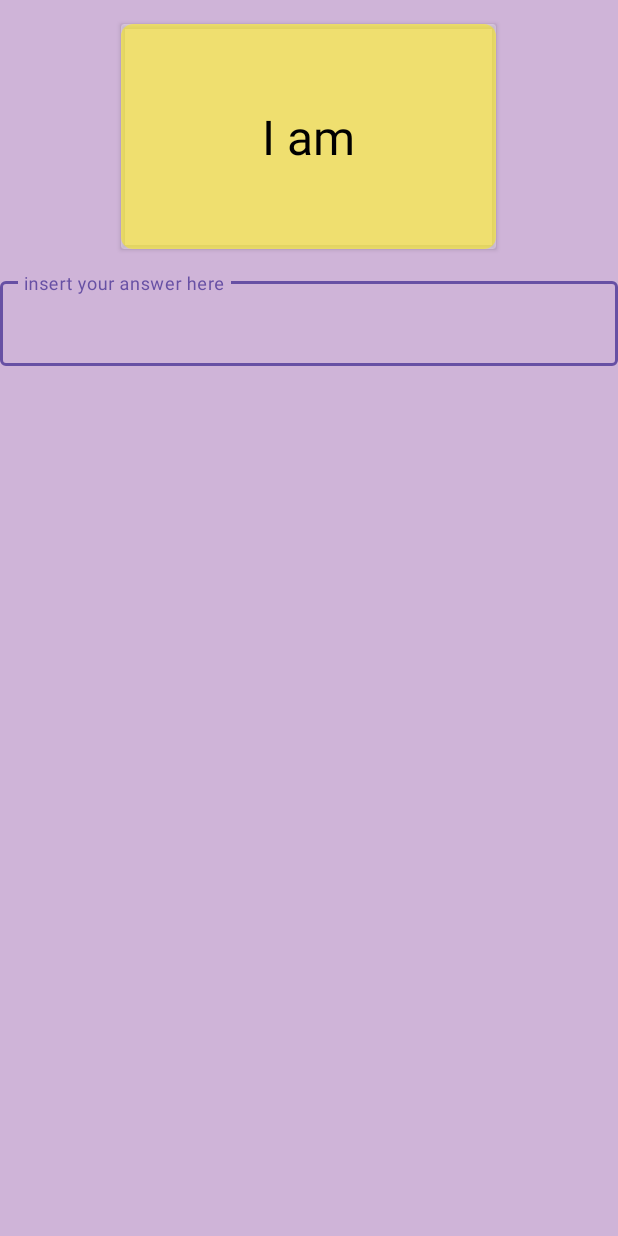
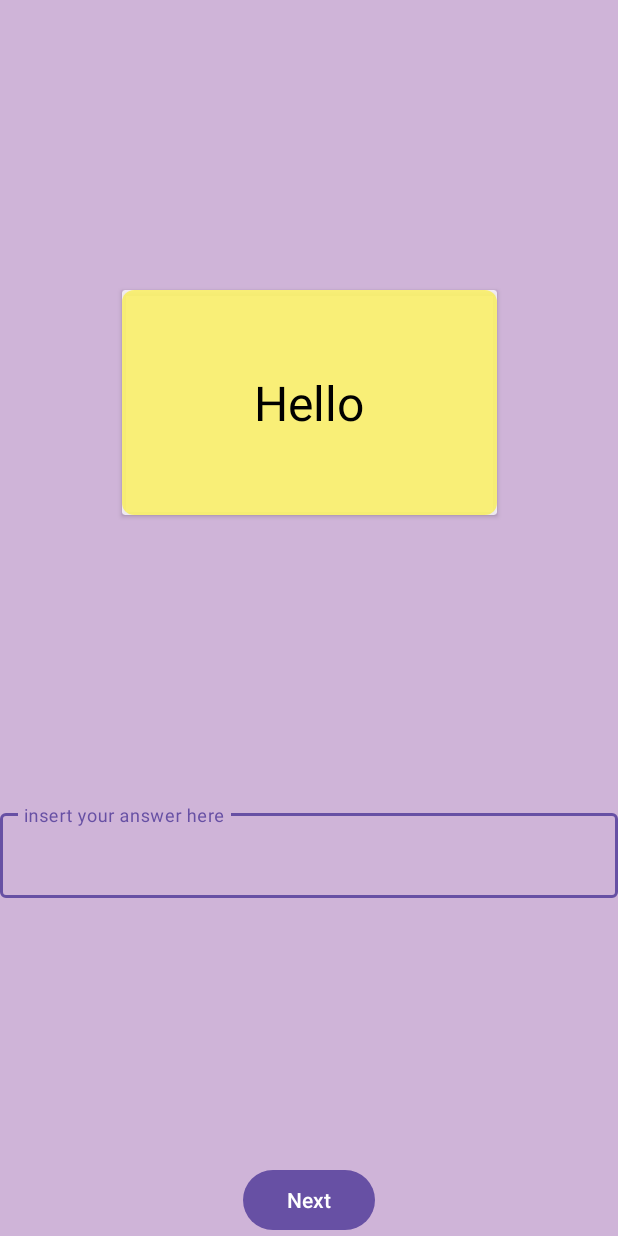
Before and after one commit to danieledellacioppa/FluentCantonese, an Android app: the FlashcardActivity screen opened directly, with no data from a screen before it, on a phone screen of 412 x 824 dp. Run offline under Robolectric (Android 15) with nearby library versions, the phone set to English and light mode, and no system bars.

Commit message:
flashcard working kind of

```diff
--- a/app/src/main/java/com/poetic/FluentCantonese/activities/FlashcardActivity.java
+++ b/app/src/main/java/com/poetic/FluentCantonese/activities/FlashcardActivity.java
@@ -10,53 +10,94 @@ import android.widget.TextView;
 import android.widget.ViewFlipper;
 
 import com.poetic.FluentCantonese.R;
+import com.poetic.FluentCantonese.tools.Flashcard;
+
+import java.util.ArrayList;
+import java.util.List;
 
 public class FlashcardActivity extends AppCompatActivity {
 
-    private ViewFlipper flipper;
+    private TextView textViewFront;
+    private TextView textViewBack;
+    private Button nextButton;
 
-    private boolean isFront = true;
-
+    private int currentIndex = 0;
+    private List<Flashcard> flashcards;
+    private boolean flipCardClicked = false;
 
     @Override
     protected void onCreate(Bundle savedInstanceState) {
         super.onCreate(savedInstanceState);
         setContentView(R.layout.activity_flashcard);
 
-        flipper = findViewById(R.id.flipper);
-        LinearLayout frontLayout = findViewById(R.id.frontLayout);
-        LinearLayout backLayout = findViewById(R.id.backLayout);
+        textViewFront = findViewById(R.id.textViewFront);
+        textViewBack = findViewById(R.id.textViewBack);
+        nextButton = findViewById(R.id.nextButton);
 
+        flashcards = getFlashcards(); // Metodo per ottenere le flashcard dal database o da un vettore temporaneo
 
-        frontLayout.setOnClickListener(new View.OnClickListener() {
+        showFlashcard(currentIndex);
+
+        nextButton.setOnClickListener(new View.OnClickListener() {
             @Override
             public void onClick(View v) {
-                flipCard();
+                if (!flipCardClicked) {
+                    flipCard();
+                    flipCardClicked = true;
+                } else {
+                    showNextFlashcard();
+                    flipCardClicked = false;
+                }
             }
         });
-        backLayout.setOnClickListener(new View.OnClickListener() {
-            @Override
-            public void onClick(View v) {
-                flipCard();
-            }
-        });
+    }
 
+    private void showNextFlashcard() {
+        currentIndex++;
+        if (currentIndex >= flashcards.size()) {
+            currentIndex = 0;
+        }
+        showFlashcard(currentIndex);
+        flipCard();
     }
 
     private void flipCard() {
         ViewFlipper flipper = findViewById(R.id.flipper);
 
         if (flipper.getDisplayedChild() == 0) {
-            flipper.setInAnimation(this, R.anim.slide_in_right);
-            flipper.setOutAnimation(this, R.anim.slide_out_left);
+//            flipper.setInAnimation(this, R.anim.slide_in_right);
+//            flipper.setOutAnimation(this, R.anim.slide_out_left);
             flipper.showNext();
         } else {
-            flipper.setInAnimation(this, R.anim.slide_in_right);
-            flipper.setOutAnimation(this, R.anim.slide_out_left);
+//            flipper.setInAnimation(this, R.anim.slide_in_right);
+//            flipper.setOutAnimation(this, R.anim.slide_out_left);
             flipper.showPrevious();
         }
     }
 
+    private void showFlashcard(int index) {
+        Flashcard flashcard = flashcards.get(index);
+        textViewFront.setText(flashcard.getFrontText());
+        textViewBack.setText(flashcard.getBackText());
+    }
 
+    private List<Flashcard> getFlashcards() {
+        // Esempio di creazione di un vettore temporaneo di flashcard
+        List<Flashcard> flashcards = new ArrayList<>();
+        flashcards.add(new Flashcard("Hello", "你好\nnei5 hou2"));
+        flashcards.add(new Flashcard("Goodbye", "再見\nzoi3 gin3"));
+        flashcards.add(new Flashcard("Sorry", "對唔住\ndeoi3 m4 zyu6"));
+        flashcards.add(new Flashcard("Please", "唔該\nm4 goi1"));
+        flashcards.add(new Flashcard("I", "我\nngo5"));
+        flashcards.add(new Flashcard("You", "你\nnei5"));
+        flashcards.add(new Flashcard("He", "佢\nkeoi5"));
+        flashcards.add(new Flashcard("She", "佢\nkeoi5"));
+        flashcards.add(new Flashcard("We", "我哋\nngo5 dei6"));
+        flashcards.add(new Flashcard("They", "佢哋\nkeoi5 dei6"));
+        flashcards.add(new Flashcard("This", "呢個\nni1 go3"));
 
+        // Aggiungi altre flashcard qui
+
+        return flashcards;
+    }
 }
--- /dev/null
+++ b/app/src/main/java/com/poetic/FluentCantonese/tools/Flashcard.java
@@ -0,0 +1,27 @@
+package com.poetic.FluentCantonese.tools;
+
+public class Flashcard {
+    private String frontText;
+    private String backText;
+
+    public Flashcard(String frontText, String backText) {
+        this.frontText = frontText;
+        this.backText = backText;
+    }
+
+    public String getFrontText() {
+        return frontText;
+    }
+
+    public void setFrontText(String frontText) {
+        this.frontText = frontText;
+    }
+
+    public String getBackText() {
+        return backText;
+    }
+
+    public void setBackText(String backText) {
+        this.backText = backText;
+    }
+}
--- a/app/src/main/res/layout/activity_flashcard.xml
+++ b/app/src/main/res/layout/activity_flashcard.xml
@@ -1,10 +1,9 @@
-<LinearLayout
-    xmlns:android="http://schemas.android.com/apk/res/android"
+<?xml version="1.0" encoding="utf-8"?>
+<androidx.constraintlayout.widget.ConstraintLayout xmlns:android="http://schemas.android.com/apk/res/android"
     xmlns:app="http://schemas.android.com/apk/res-auto"
     android:layout_width="match_parent"
     android:layout_height="match_parent"
-    android:background="@color/dark_cyan"
-    android:orientation="vertical">
+    android:background="@color/dark_cyan">
 
     <!-- Altri elementi del layout -->
 
@@ -12,11 +11,13 @@
         android:id="@+id/cardView"
         android:layout_width="250dp"
         android:layout_height="150dp"
-        android:layout_gravity="center"
         android:layout_margin="16dp"
         android:background="#69FFFFFF"
-        android:backgroundTint="#69FFFFFF"
-        app:cardBackgroundColor="#C7FFFFFF">
+        app:cardBackgroundColor="#C7FFFFFF"
+        app:layout_constraintBottom_toTopOf="@+id/textInputLayout"
+        app:layout_constraintEnd_toEndOf="parent"
+        app:layout_constraintStart_toStartOf="parent"
+        app:layout_constraintTop_toTopOf="parent">
 
         <!-- Contenuto della flipcard -->
         <ViewFlipper
@@ -68,15 +69,30 @@
     </androidx.cardview.widget.CardView>
 
     <com.google.android.material.textfield.TextInputLayout
+        android:id="@+id/textInputLayout"
         android:layout_width="match_parent"
-        android:layout_height="match_parent">
+        android:layout_height="wrap_content"
+        app:layout_constraintBottom_toTopOf="@+id/nextButton"
+        app:layout_constraintEnd_toEndOf="parent"
+        app:layout_constraintStart_toStartOf="parent"
+        app:layout_constraintTop_toBottomOf="@+id/cardView">
 
         <com.google.android.material.textfield.TextInputEditText
             android:layout_width="match_parent"
             android:layout_height="wrap_content"
             android:hint="insert your answer here" />
+
     </com.google.android.material.textfield.TextInputLayout>
+
+    <Button
+        android:id="@+id/nextButton"
+        android:layout_width="wrap_content"
+        android:layout_height="wrap_content"
+        android:text="Next"
+        app:layout_constraintBottom_toBottomOf="parent"
+        app:layout_constraintEnd_toEndOf="parent"
+        app:layout_constraintStart_toStartOf="parent" />
 
     <!-- Altri elementi del layout -->
 
-</LinearLayout>
+</androidx.constraintlayout.widget.ConstraintLayout>
```
